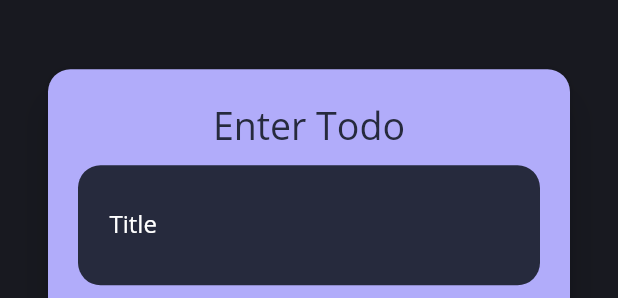
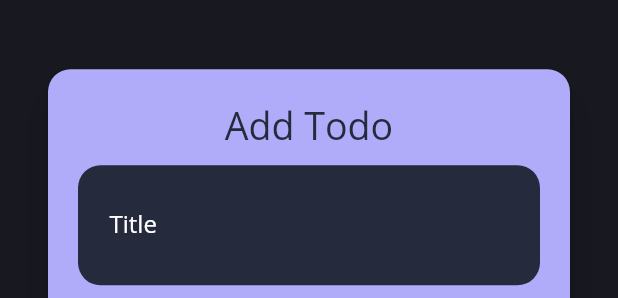
Before and after one commit to sushantdev-git/Ttooler, a Flutter app: the AddTodoPopupCard widget shown alone on an empty page, opened directly, after a tap on "Ok", on a phone screen of 412 x 824 dp. Shown: the part 191-489 px from the top of the screen. Run offline on Flutter 3.47's test engine with Material 2 defaults, Android fonts, the phone set to English and light mode, and no system bars; our stand-ins replace curved_navigation_bar.

Commit message:
some minor changes and fix in subtitle of todo card and pass of hero key

```diff
--- a/lib/pages/homePage.dart
+++ b/lib/pages/homePage.dart
@@ -1,8 +1,6 @@
 import 'package:flutter/cupertino.dart';
 import 'package:flutter/material.dart';
-import 'package:provider/provider.dart';
 import 'package:ttooler/konstant/konstant.dart';
-import 'package:ttooler/modals/todoProvider.dart';
 import 'package:ttooler/pageRoutebuilder/customPageRouteBuilder.dart';
 import 'package:ttooler/pages/aboutPage.dart';
 import 'package:ttooler/pages/bookshelfPage.dart';
@@ -85,7 +83,6 @@ class _HomePageState extends State<HomePage> {
   @override
   Widget build(BuildContext context) {
     final mediaQuery = MediaQuery.of(context).size;
-    final _todo = Provider.of<TodoProvider>(context);
     return SafeArea(
       child: Scaffold(
         extendBody: true,
--- a/lib/pages/reminderPage.dart
+++ b/lib/pages/reminderPage.dart
@@ -19,7 +19,6 @@ class _ReminderPageState extends State<ReminderPage> {
 
   @override
   Widget build(BuildContext context) {
-    final size = MediaQuery.of(context).size;
     final _reminder = Provider.of<ReminderProvider>(context).items;
 
     return Scaffold(
--- a/lib/widgets/buttons/iconButton.dart
+++ b/lib/widgets/buttons/iconButton.dart
@@ -7,14 +7,12 @@ class BorderIconButton extends StatelessWidget {
   final IconData icon;
   final String belongTo;
   final String type;
-  final int index;
-  const BorderIconButton({required this.icon, required this.onPress, required this.belongTo, required this.type, required this.index});
+  const BorderIconButton({required this.icon, required this.onPress, required this.belongTo, required this.type});
 
 
   @override
   Widget build(BuildContext context) {
     final String heroTag = belongTo+type;
-    print(heroTag);
     return InkWell(
       borderRadius: BorderRadius.circular(100),
       onTap: (){
--- a/lib/widgets/customRectTween.dart
+++ b/lib/widgets/customRectTween.dart
@@ -0,0 +1,21 @@
+import 'dart:ui';
+import 'package:flutter/animation.dart';
+
+class CustomRectTween extends RectTween {
+  /// {@macro custom_rect_tween}
+  CustomRectTween({
+    required Rect begin,
+    required Rect end,
+  }) : super(begin: begin, end: end);
+
+  @override
+  Rect lerp(double t) {
+    final elasticCurveValue = Curves.easeOut.transform(t);
+    return Rect.fromLTRB(
+      lerpDouble(begin!.left, end!.left, elasticCurveValue) as double,
+      lerpDouble(begin!.top, end!.top, elasticCurveValue) as double,
+      lerpDouble(begin!.right, end!.right, elasticCurveValue) as double,
+      lerpDouble(begin!.bottom, end!.bottom, elasticCurveValue) as double,
+    );
+  }
+}
--- a/lib/widgets/home/glances/todoGlance.dart
+++ b/lib/widgets/home/glances/todoGlance.dart
@@ -16,7 +16,7 @@ class TodoGlance extends StatelessWidget {
     List<Widget> _todo= [];
 
     for(int i=0; i<min(todoData.length, 4); i++){
-      _todo.add(TodoCard(title: todoData[i].title, subtitle: todoData[i].subtitle!, description: todoData[i].description, index: i,));
+      _todo.add(TodoCard(title: todoData[i].title, subtitle: todoData[i].subtitle, description: todoData[i].description, index: i, priority: todoData[i].priority, heroKey: todoData[i].key, todoKey: todoData[i].key,));
     }
 
     return _todo;
--- a/lib/widgets/reminder/reminderFAB.dart
+++ b/lib/widgets/reminder/reminderFAB.dart
@@ -1,7 +1,8 @@
 import 'package:flutter/material.dart';
 import 'package:ttooler/pageRoutebuilder/heroPageRouteBuilder.dart';
-import 'package:ttooler/pages/todoPage.dart';
 import 'package:ttooler/widgets/reminder/reminderInputCard.dart';
+
+import '../customRectTween.dart';
 
 class ReminderFloatingAB extends StatelessWidget {
   const ReminderFloatingAB({Key? key}) : super(key: key);
--- a/lib/widgets/todo/categoryList.dart
+++ b/lib/widgets/todo/categoryList.dart
@@ -1,6 +1,5 @@
 import 'package:flutter/cupertino.dart';
 import 'package:flutter/material.dart';
-import 'package:ttooler/pages/todoPage.dart';
 
 
 class CategoryList extends StatelessWidget {
--- a/lib/widgets/todo/todoFAB.dart
+++ b/lib/widgets/todo/todoFAB.dart
@@ -1,7 +1,8 @@
 import 'package:flutter/material.dart';
 import 'package:ttooler/pageRoutebuilder/heroPageRouteBuilder.dart';
-import 'package:ttooler/pages/todoPage.dart';
 import 'package:ttooler/widgets/todo/todoinputcard.dart';
+
+import '../customRectTween.dart';
 
 class TodoFloatingAB extends StatelessWidget {
   const TodoFloatingAB({Key? key}) : super(key: key);
@@ -12,7 +13,7 @@ class TodoFloatingAB extends StatelessWidget {
     return Padding(padding: EdgeInsets.all(10), child: GestureDetector(
       onTap: (){
         Navigator.of(context).push(HeroDialogRoute(builder: (context) {
-          return AddTodoPopupCard(heroTag: "TodoButton",);
+          return AddTodoPopupCard(heroTag: "TodoButton", cardTitle: "Add", title: "", subtitle: "", description: "", priority: 1, todoKey: null,);
         },));
       },
       child: Hero(
--- a/lib/widgets/todo/todoinputcard.dart
+++ b/lib/widgets/todo/todoinputcard.dart
@@ -1,48 +1,87 @@
 import 'package:flutter/material.dart';
 import 'package:ttooler/modals/todoProvider.dart';
-import 'package:ttooler/pages/todoPage.dart';
 import 'package:provider/provider.dart';
 import 'package:ttooler/widgets/todo/categoryList.dart';
+import '../customRectTween.dart';
 
 class AddTodoPopupCard extends StatefulWidget {
   /// {@macro add_todo_popup_card}
-  final String heroTag;
-  AddTodoPopupCard({required this.heroTag, Key? key}) : super(key: key);
+  late final String heroTag;
+  final String cardTitle;
+  final String title;
+  final String subtitle;
+  final String description;
+  final double priority;
+  final String ? todoKey;
+  AddTodoPopupCard({required this.heroTag, required this.cardTitle, required this.title, required this.subtitle, required this.description, required this.priority, required this.todoKey, Key? key}) : super(key: key);
 
   @override
   _AddTodoPopupCardState createState() => _AddTodoPopupCardState();
 }
 
 class _AddTodoPopupCardState extends State<AddTodoPopupCard> {
-  late GlobalKey<FormState> _form = GlobalKey<FormState>();
-  final _titleTextController = TextEditingController();
-  final _subtitleTextController = TextEditingController();
-  final _descriptionTextController = TextEditingController();
+  String title = "";
+  String subtitle = "";
+  String description = "";
+  String? key;
+  late String hero;
 
-  double _slideValue = 1;
+  double priority = 1;
 
-  @override
+
+  void saveData() {
+    final _todos = Provider.of<TodoProvider>(context, listen: false);
+    if(widget.cardTitle == "Add") {
+      _todos.addTodo(
+        title: title,
+        description: description,
+        subtitle: subtitle,
+        priority: priority.toInt(),
+      );
+    }
+    else{
+      setState(() {
+        hero = _todos.updateTodo(title: title, description: description, subtitle: subtitle, key: widget.todoKey!, priority: priority.toInt())+"Edit";
+      });
+    }
+    Navigator.of(context).pop();
+  }
+
+  void validation() {
+
+    if (title.length <= 3) {
+      ScaffoldMessenger.of(context).showSnackBar(
+        SnackBar(
+          content: Text("Title length must be 3"),
+          duration: Duration(milliseconds: 400),
+        ),
+      );
+      return;
+    } else if (subtitle.length <= 5) {
+      ScaffoldMessenger.of(context).showSnackBar(SnackBar(
+        content: Text("Subtitle length must be 5"),
+        duration: Duration(milliseconds: 400),
+      ));
+      return;
+    } else if (description.length <= 10) {
+      ScaffoldMessenger.of(context).showSnackBar(SnackBar(
+        content: Text("Description length must be 10"),
+        duration: Duration(milliseconds: 400),
+      ));
+      return;
+    }
+
+    saveData();
+  }
+
   void initState() {
     // TODO: implement initState
     super.initState();
-  }
-
-  @override
-  void dispose() {
-    // TODO: implement dispose
-    // _form.currentState!.dispose();
-    super.dispose();
-  }
-
-  void saveData() {
-    final _todos = Provider.of<TodoProvider>(context, listen: false);
-    _todos.addTodo(
-        title: _titleTextController.text,
-        description: _descriptionTextController.text,
-        subtitle: _subtitleTextController.text,
-      priority: _slideValue.toInt(),
-    );
-    Navigator.of(context).pop();
+    title = widget.title;
+    subtitle = widget.subtitle;
+    description = widget.description;
+    hero = widget.heroTag;
+    priority = widget.priority;
   }
 
   @override
@@ -55,7 +94,7 @@ class _AddTodoPopupCardState extends State<AddTodoPopupCard> {
         child: Padding(
           padding: const EdgeInsets.all(32.0),
           child: Hero(
-            tag: widget.heroTag,
+            tag: hero,
             createRectTween: (begin, end) {
               return CustomRectTween(begin: begin as Rect, end: end as Rect);
             },
@@ -77,7 +116,7 @@ class _AddTodoPopupCardState extends State<AddTodoPopupCard> {
                         mainAxisAlignment: MainAxisAlignment.center,
                         children: [
                           Text(
-                            "Enter Todo",
+                            "${widget.cardTitle} Todo",
                             style: TextStyle(
                               fontSize: 25,
                               color: Color(0xff262A3D),
@@ -94,12 +133,15 @@ class _AddTodoPopupCardState extends State<AddTodoPopupCard> {
                                 borderRadius: BorderRadius.circular(15)),
                             child: TextFormField(
                               style: TextStyle(color: Colors.white),
+                              initialValue: title,
                               decoration: InputDecoration(
                                 border: InputBorder.none,
                                 labelText: "Title",
                               ),
                               cursorColor: Colors.white,
-                              controller: _titleTextController,
+                              onChanged: (value){
+                                title = value;
+                              },
                             ),
                           ),
                           SizedBox(
@@ -112,12 +154,15 @@ class _AddTodoPopupCardState extends State<AddTodoPopupCard> {
                                 borderRadius: BorderRadius.circular(15)),
                             child: TextFormField(
                               style: TextStyle(color: Colors.white),
+                              initialValue: subtitle,
                               decoration: InputDecoration(
                                 border: InputBorder.none,
                                 labelText: "Subtitle",
                               ),
                               cursorColor: Colors.white,
-                              controller: _subtitleTextController,
+                              onChanged: (value){
+                                subtitle = value;
+                              },
                             ),
                           ),
                           SizedBox(
@@ -130,12 +175,15 @@ class _AddTodoPopupCardState extends State<AddTodoPopupCard> {
                                 borderRadius: BorderRadius.circular(15)),
                             child: TextFormField(
                               style: TextStyle(color: Colors.white),
+                              initialValue: description,
                               decoration: InputDecoration(
                                   border: InputBorder.none,
                                   labelText: "Description"),
                               cursorColor: Colors.white,
                               maxLines: null,
-                              controller: _descriptionTextController,
+                              onChanged: (value){
+                                description = value;
+                              },
                             ),
                           ),
                           SizedBox(
@@ -149,14 +197,14 @@ class _AddTodoPopupCardState extends State<AddTodoPopupCard> {
                             activeColor: Color(0xff181920),
                             onChanged: (value){
                                 setState(() {
-                                  _slideValue = value;
+                                  priority = value;
                                 });
                             },
-                            value: _slideValue,
+                            value: priority,
                             divisions: 10,
                             min: 0,
                             max: 10,
-                            label: "${_slideValue.toInt()}",
+                            label: "${priority.toInt()}",
 
                           ),
                           FittedBox(
@@ -174,38 +222,7 @@ class _AddTodoPopupCardState extends State<AddTodoPopupCard> {
                                 ),
                                 ElevatedButton(
                                     onPressed: () {
-                                      if (_titleTextController.text.length <=
-                                          2) {
-                                        ScaffoldMessenger.of(context)
-                                            .showSnackBar(SnackBar(
-                                                content:
-                                                    Text("Enter valid title"),
-                                            duration: Duration(milliseconds: 400),
-                                          ),
-                                        );
-                                        return;
-                                      } else if (_subtitleTextController
-                                              .text.length <=
-                                          4) {
-                                        ScaffoldMessenger.of(context)
-                                            .showSnackBar(SnackBar(
-                                                content: Text(
-                                                    "Enter valid subtitle"),
-                                          duration: Duration(milliseconds: 400),
-                                        ));
-                                        return;
-                                      } else if (_descriptionTextController
-                                              .text.length <=
-                                          10) {
-                                        ScaffoldMessenger.of(context)
-                                            .showSnackBar(SnackBar(
-                                                content: Text(
-                                                    "Enter valid description"),
-                                          duration: Duration(milliseconds: 400),
-                                        ));
-                                        return;
-                                      }
-                                      saveData();
+                                      validation();
                                     },
                                     child: Text("Ok"),),
                               ],
```
Also changed, not shown: lib/pages/todoPage.dart (+5 -23 lines), lib/widgets/reminder/reminderDisplayCard.dart (+4 -4 lines), lib/widgets/todo/tododisplaycard.dart (+16 -9 lines).
